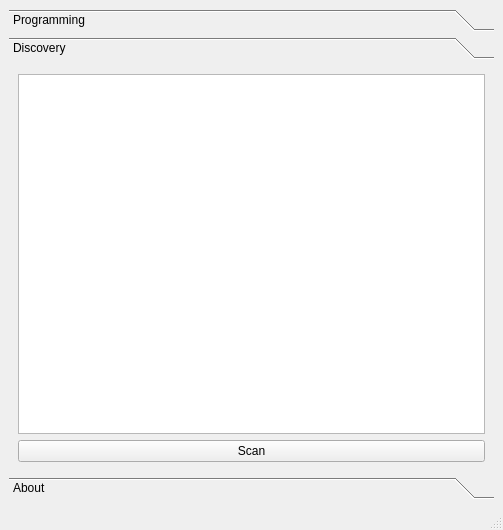
Qt form gui/mainwindow.ui (opendata-stuttgart/airrohr-firmware-flasher) before a commit.
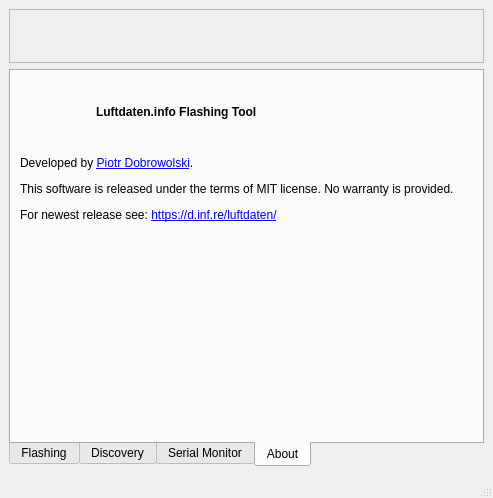
The same form after that commit. The open tabs and pages were chosen to show the change. Icons and pictures are not drawn.

Patch:
```diff
--- a/gui/mainwindow.ui
+++ b/gui/mainwindow.ui
@@ -6,8 +6,8 @@
    <rect>
     <x>0</x>
     <y>0</y>
-    <width>503</width>
-    <height>530</height>
+    <width>493</width>
+    <height>466</height>
    </rect>
   </property>
   <property name="sizePolicy">
@@ -32,27 +32,60 @@
    </property>
    <layout class="QVBoxLayout" name="verticalLayout">
     <item>
-     <widget class="QToolBox" name="toolBox">
+     <widget class="QFrame" name="globalMessage">
+      <property name="frameShape">
+       <enum>QFrame::StyledPanel</enum>
+      </property>
+      <property name="frameShadow">
+       <enum>QFrame::Raised</enum>
+      </property>
+      <layout class="QVBoxLayout" name="verticalLayout_2">
+       <item>
+        <widget class="QLabel" name="globalMessageTitle">
+         <property name="font">
+          <font>
+           <weight>75</weight>
+           <bold>true</bold>
+          </font>
+         </property>
+         <property name="text">
+          <string/>
+         </property>
+        </widget>
+       </item>
+       <item>
+        <widget class="QLabel" name="globalMessageText">
+         <property name="text">
+          <string/>
+         </property>
+         <property name="openExternalLinks">
+          <bool>true</bool>
+         </property>
+        </widget>
+       </item>
+      </layout>
+     </widget>
+    </item>
+    <item>
+     <widget class="QTabWidget" name="tabWidget">
+      <property name="layoutDirection">
+       <enum>Qt::LeftToRight</enum>
+      </property>
+      <property name="tabPosition">
+       <enum>QTabWidget::South</enum>
+      </property>
       <property name="currentIndex">
        <number>0</number>
       </property>
-      <widget class="QWidget" name="page_3">
-       <property name="geometry">
-        <rect>
-         <x>0</x>
-         <y>-25</y>
-         <width>471</width>
-         <height>399</height>
-        </rect>
-       </property>
+      <widget class="QWidget" name="programmingTab">
        <property name="sizePolicy">
         <sizepolicy hsizetype="Preferred" vsizetype="Minimum">
          <horstretch>0</horstretch>
          <verstretch>0</verstretch>
         </sizepolicy>
        </property>
-       <attribute name="label">
-        <string>Programming</string>
+       <attribute name="title">
+        <string>Flashing</string>
        </attribute>
        <layout class="QGridLayout" name="gridLayout_2">
         <item row="3" column="0">
@@ -163,36 +196,123 @@
         </item>
        </layout>
       </widget>
-      <widget class="QWidget" name="page_4">
-       <property name="geometry">
-        <rect>
-         <x>0</x>
-         <y>0</y>
-         <width>491</width>
-         <height>374</height>
-        </rect>
-       </property>
-       <attribute name="label">
+      <widget class="QWidget" name="discoveryTab">
+       <attribute name="title">
         <string>Discovery</string>
        </attribute>
        <layout class="QGridLayout" name="gridLayout">
         <item row="1" column="0">
-         <widget class="QListWidget" name="listWidget"/>
+         <widget class="QLabel" name="label_4">
+          <property name="sizePolicy">
+           <sizepolicy hsizetype="Expanding" vsizetype="Preferred">
+            <horstretch>0</horstretch>
+            <verstretch>0</verstretch>
+           </sizepolicy>
+          </property>
+          <property name="text">
+           <string>Sensors detected in local network:</string>
+          </property>
+         </widget>
         </item>
+        <item row="1" column="1">
+         <widget class="QPushButton" name="discoveryRefreshButton">
+          <property name="text">
+           <string>Refresh</string>
+          </property>
+         </widget>
+        </item>
+       </layout>
+      </widget>
+      <widget class="QWidget" name="serialTab">
+       <attribute name="title">
+        <string>Serial Monitor</string>
+       </attribute>
+       <layout class="QGridLayout" name="gridLayout_4">
         <item row="2" column="0">
-         <widget class="QPushButton" name="pushButton">
+         <widget class="QTextEdit" name="serialTextEdit"/>
+        </item>
+        <item row="0" column="0">
+         <widget class="QLabel" name="label_9">
           <property name="text">
-           <string>Scan</string>
+           <string>In case of sensor issues, Serial Monitor can be used to review logs sent by the sensor over USB cable.</string>
+          </property>
+          <property name="wordWrap">
+           <bool>true</bool>
+          </property>
+         </widget>
+        </item>
+        <item row="1" column="0">
+         <widget class="QPushButton" name="serialConnectButton">
+          <property name="text">
+           <string>Connect</string>
+          </property>
+          <property name="checkable">
+           <bool>true</bool>
           </property>
          </widget>
         </item>
        </layout>
       </widget>
-      <widget class="QWidget" name="page_5">
-       <attribute name="label">
+      <widget class="QWidget" name="aboutTab">
+       <attribute name="title">
         <string>About</string>
        </attribute>
-       <layout class="QGridLayout" name="gridLayout_3"/>
+       <layout class="QGridLayout" name="gridLayout_3">
+        <property name="spacing">
+         <number>12</number>
+        </property>
+        <item row="1" column="0">
+         <widget class="QLabel" name="label_6">
+          <property name="maximumSize">
+           <size>
+            <width>64</width>
+            <height>64</height>
+           </size>
+          </property>
+          <property name="text">
+           <string/>
+          </property>
+          <property name="pixmap">
+           <pixmap>../assets/logo.png</pixmap>
+          </property>
+          <property name="scaledContents">
+           <bool>true</bool>
+          </property>
+         </widget>
+        </item>
+        <item row="1" column="1">
+         <widget class="QLabel" name="label_7">
+          <property name="font">
+           <font>
+            <weight>75</weight>
+            <bold>true</bold>
+           </font>
+          </property>
+          <property name="text">
+           <string>Luftdaten.info Flashing Tool</string>
+          </property>
+         </widget>
+        </item>
+        <item row="2" column="0" colspan="2">
+         <widget class="QLabel" name="label_8">
+          <property name="text">
+           <string>&lt;html&gt;&lt;head/&gt;&lt;body&gt;&lt;p&gt;Developed by &lt;a href=&quot;https://inf.re/&quot;&gt;&lt;span style=&quot; text-decoration: underline; color:#0000ff;&quot;&gt;Piotr Dobrowolski&lt;/span&gt;&lt;/a&gt;.&lt;/p&gt;&lt;p&gt;This software is released under the terms of MIT license. No warranty is provided.&lt;/p&gt;&lt;p&gt;For newest release see: &lt;a href=&quot;https://d.inf.re/luftdaten/&quot;&gt;&lt;span style=&quot; text-decoration: underline; color:#0000ff;&quot;&gt;https://d.inf.re/luftdaten/&lt;/span&gt;&lt;/a&gt;&lt;/p&gt;&lt;/body&gt;&lt;/html&gt;</string>
+          </property>
+          <property name="textFormat">
+           <enum>Qt::RichText</enum>
+          </property>
+          <property name="alignment">
+           <set>Qt::AlignLeading|Qt::AlignLeft|Qt::AlignTop</set>
+          </property>
+          <property name="wordWrap">
+           <bool>true</bool>
+          </property>
+          <property name="openExternalLinks">
+           <bool>true</bool>
+          </property>
+         </widget>
+        </item>
+       </layout>
       </widget>
      </widget>
     </item>
```
Left out of the diff: 118 changed lines with no effect on the pictures.
